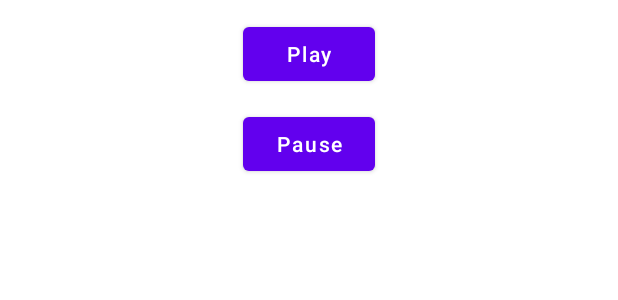
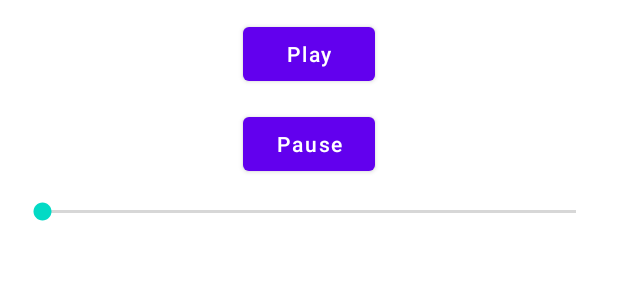
Before and after one commit to iamspd/audio_video_demo, an Android app: the layout activity_audio.xml on its own in the app's theme, with its tools: preview values and no code run, on a phone screen of 412 x 824 dp. Shown: the top 300 px of the screen. Run offline under Robolectric (Android 15) with nearby library versions, the phone set to English and light mode, and no system bars.

Commit message:
activity_audio.xml - SeekBar added

```diff
--- a/app/src/main/AndroidManifest.xml
+++ b/app/src/main/AndroidManifest.xml
@@ -9,14 +9,16 @@
         android:roundIcon="@mipmap/ic_launcher_round"
         android:supportsRtl="true"
         android:theme="@style/Theme.AudioVideoDemo">
-        <activity android:name=".AudioActivity"></activity>
-        <activity android:name=".VideoActivity">
+        <activity android:name=".AudioActivity">
             <intent-filter>
                 <action android:name="android.intent.action.MAIN" />
 
                 <category android:name="android.intent.category.LAUNCHER" />
             </intent-filter>
         </activity>
+        <activity android:name=".VideoActivity">
+
+        </activity>
     </application>
 
 </manifest>
--- a/app/src/main/res/layout/activity_audio.xml
+++ b/app/src/main/res/layout/activity_audio.xml
@@ -29,5 +29,12 @@
         android:text="Pause"
         android:textAllCaps="false" />
 
+    <SeekBar
+        android:id="@+id/seekBar"
+        android:layout_width="match_parent"
+        android:layout_height="wrap_content"
+        android:layout_below="@id/btnPause"
+        android:layout_margin="12dp" />
+
 
 </RelativeLayout>
```
